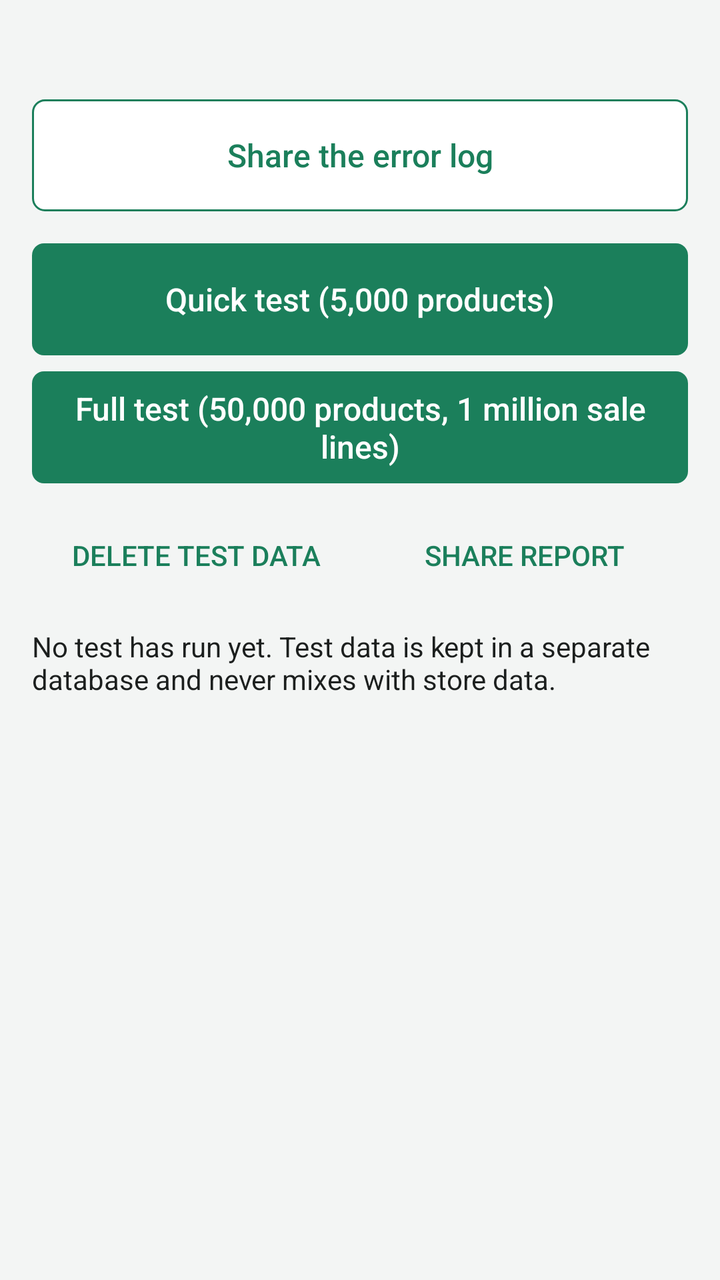
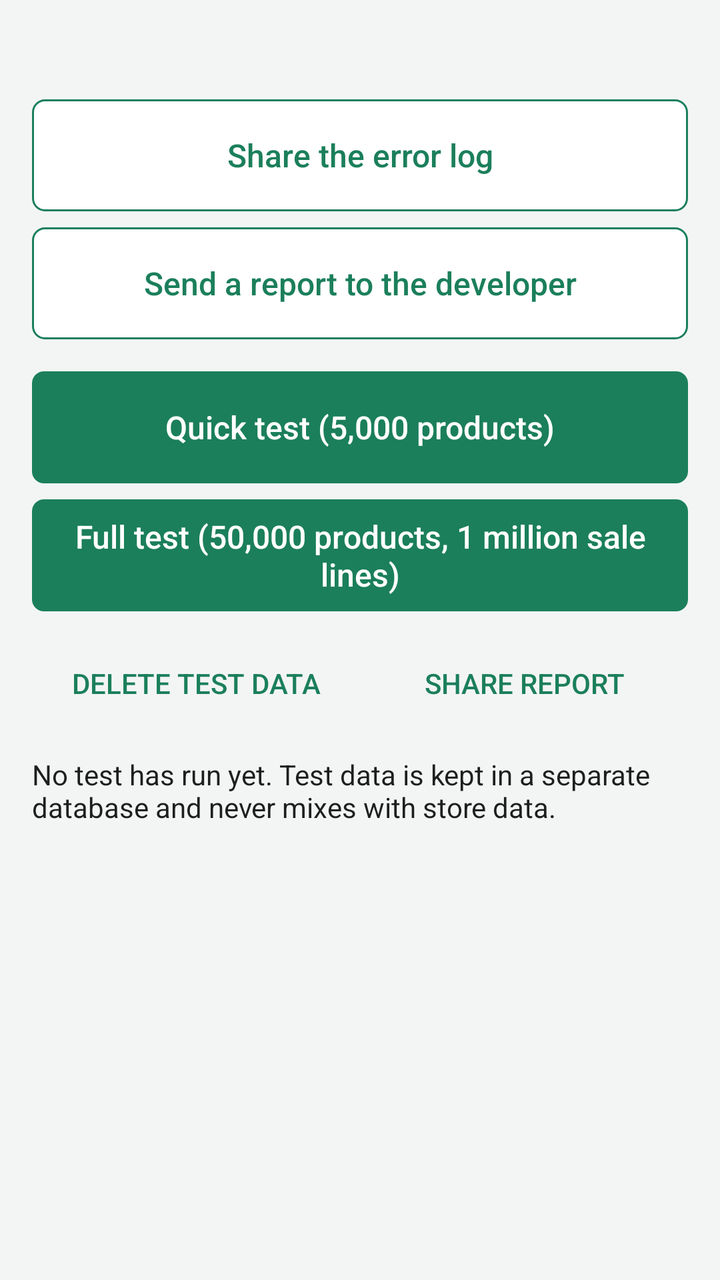

Screens rendered from an Android XML layout before and after an edit, with the pre-edit source and the edit as a unified diff.
<!-- AndroidManifest.xml: application theme Theme.Lekas -->
<!-- res/layout/activity_diagnostics.xml -->
<?xml version="1.0" encoding="utf-8"?>
<ScrollView xmlns:android="http://schemas.android.com/apk/res/android"
    android:layout_width="match_parent"
    android:layout_height="match_parent">

    <LinearLayout
        android:layout_width="match_parent"
        android:layout_height="wrap_content"
        android:orientation="vertical"
        android:padding="16dp">

        <TextView
            android:id="@+id/device"
            android:layout_width="match_parent"
            android:layout_height="wrap_content"
            android:textAppearance="@style/Text.Lekas.Caption"
            android:textIsSelectable="true" />

        <Button
            android:id="@+id/share_log"
            style="@style/Widget.Lekas.Button.Secondary"
            android:layout_width="match_parent"
            android:layout_height="wrap_content"
            android:layout_marginTop="16dp"
            android:text="@string/diag_share_log" />

        <Button
            android:id="@+id/run_quick"
            style="@style/Widget.Lekas.Button.Primary"
            android:layout_width="match_parent"
            android:layout_height="wrap_content"
            android:layout_marginTop="16dp"
            android:text="@string/diag_run_quick" />

        <Button
            android:id="@+id/run_full"
            style="@style/Widget.Lekas.Button.Primary"
            android:layout_width="match_parent"
            android:layout_height="wrap_content"
            android:layout_marginTop="8dp"
            android:text="@string/diag_run_full" />

        <LinearLayout
            style="?android:attr/buttonBarStyle"
            android:layout_width="match_parent"
            android:layout_height="wrap_content"
            android:layout_marginTop="8dp"
            android:orientation="horizontal">

            <Button
                android:id="@+id/cancel"
                style="?android:attr/buttonBarButtonStyle"
                android:layout_width="0dp"
                android:layout_height="wrap_content"
                android:layout_weight="1"
                android:minHeight="56dp"
                android:text="@string/diag_cancel"
                android:visibility="gone" />

            <Button
                android:id="@+id/delete"
                style="?android:attr/buttonBarButtonStyle"
                android:layout_width="0dp"
                android:layout_height="wrap_content"
                android:layout_weight="1"
                android:minHeight="56dp"
                android:text="@string/diag_delete" />

            <Button
                android:id="@+id/share"
                style="?android:attr/buttonBarButtonStyle"
                android:layout_width="0dp"
                android:layout_height="wrap_content"
                android:layout_weight="1"
                android:minHeight="56dp"
                android:text="@string/diag_share" />
        </LinearLayout>

        <ProgressBar
            android:id="@+id/progress"
            style="@android:style/Widget.Material.ProgressBar.Horizontal"
            android:layout_width="match_parent"
            android:layout_height="wrap_content"
            android:layout_marginTop="16dp"
            android:visibility="gone" />

        <TextView
            android:id="@+id/state"
            android:layout_width="match_parent"
            android:layout_height="wrap_content"
            android:layout_marginTop="8dp"
            android:text="@string/diag_idle"
            android:textAppearance="@style/Text.Lekas.Body" />

        <HorizontalScrollView
            android:layout_width="match_parent"
            android:layout_height="wrap_content"
            android:layout_marginTop="8dp">

            <TextView
                android:id="@+id/report"
                android:layout_width="wrap_content"
                android:layout_height="wrap_content"
                android:textColor="@color/text_primary"
                android:textIsSelectable="true"
                android:textSize="11sp"
                android:typeface="monospace" />
        </HorizontalScrollView>
    </LinearLayout>
</ScrollView>
<!-- resources referenced by this layout -->
<resources>
  <color name="text_primary">#1C1F1E</color>
  <string name="diag_cancel">Stop</string>
  <string name="diag_delete">Delete test data</string>
  <string name="diag_idle">No test has run yet. Test data is kept in a separate database and never mixes with store data.</string>
  <string name="diag_run_full">Full test (50,000 products, 1 million sale lines)</string>
  <string name="diag_run_quick">Quick test (5,000 products)</string>
  <string name="diag_share">Share report</string>
  <string name="diag_share_log">Share the error log</string>
  <style name="Text.Lekas.Body" parent="android:TextAppearance.Material.Body1">
          <item name="android:textColor">@color/text_primary</item>
      </style>
  <style name="Text.Lekas.Caption" parent="android:TextAppearance.Material.Caption">
          <item name="android:textColor">@color/text_secondary</item>
          <item name="android:textSize">13sp</item>
      </style>
  <style name="Widget.Lekas.Button.Primary">
          <item name="android:background">@drawable/btn_primary</item>
          <item name="android:textColor">@color/text_on_brand</item>
      </style>
  <style name="Widget.Lekas.Button.Secondary">
          <item name="android:background">@drawable/btn_secondary</item>
          <item name="android:textColor">@color/secondary_button_text</item>
      </style>
  <style name="Theme.Lekas" parent="android:Theme.Material.Light.NoActionBar">
          <item name="android:colorPrimary">@color/brand</item>
          <item name="android:colorPrimaryDark">@color/brand_dark</item>
          <item name="android:colorAccent">@color/brand</item>
          <item name="android:windowBackground">@color/bg</item>
          <item name="android:statusBarColor">@color/brand_dark</item>
          <item name="android:textColorPrimary">@color/text_primary</item>
          <item name="android:textColorSecondary">@color/text_secondary</item>
          <item name="android:buttonStyle">@style/Widget.Lekas.Button</item>
          <item name="android:alertDialogTheme">@style/Theme.Lekas.Dialog</item>
      </style>
  <color name="text_secondary">#5B6461</color>
  <!-- drawable btn_primary (drawable) -->
  <?xml version="1.0" encoding="utf-8"?>
  <ripple xmlns:android="http://schemas.android.com/apk/res/android"
      android:color="#33FFFFFF">
      <item>
          <selector>
              <item android:state_enabled="false">
                  <shape android:shape="rectangle">
                      <corners android:radius="6dp" />
                      <solid android:color="#9DB8AD" />
                  </shape>
              </item>
              <item>
                  <shape android:shape="rectangle">
                      <corners android:radius="6dp" />
                      <solid android:color="@color/brand" />
                  </shape>
              </item>
          </selector>
      </item>
  </ripple>
  <color name="text_on_brand">#FFFFFF</color>
  <color name="brand">#1B7F5B</color>
  <color name="brand_dark">#145E43</color>
  <color name="bg">#F3F5F4</color>
  <style name="Widget.Lekas.Button" parent="android:Widget.Material.Button">
          <item name="android:minHeight">56dp</item>
          <item name="android:minWidth">88dp</item>
          <item name="android:textSize">16sp</item>
          <item name="android:textAllCaps">false</item>
          <item name="android:stateListAnimator">@null</item>
      </style>
  <style name="Theme.Lekas.Dialog" parent="android:Theme.Material.Light.Dialog.Alert">
          <item name="android:colorAccent">@color/brand</item>
          <item name="android:colorPrimary">@color/brand</item>
      </style>
  <color name="surface">#FFFFFF</color>
  <color name="divider">#DDE3E0</color>
</resources>

<!-- the commit's change to res/layout/activity_diagnostics.xml (unified diff, before → after) -->
@@ -23,6 +23,14 @@
             android:layout_height="wrap_content"
             android:layout_marginTop="16dp"
             android:text="@string/diag_share_log" />
+
+        <Button
+            android:id="@+id/send_report"
+            style="@style/Widget.Lekas.Button.Secondary"
+            android:layout_width="match_parent"
+            android:layout_height="wrap_content"
+            android:layout_marginTop="8dp"
+            android:text="@string/diag_send_report" />
 
         <Button
             android:id="@+id/run_quick"
<!-- resource entries referenced after the edit -->
@@ -6,6 +6,7 @@
   <string name="diag_idle">No test has run yet. Test data is kept in a separate database and never mixes with store data.</string>
   <string name="diag_run_full">Full test (50,000 products, 1 million sale lines)</string>
   <string name="diag_run_quick">Quick test (5,000 products)</string>
+  <string name="diag_send_report">Send a report to the developer</string>
   <string name="diag_share">Share report</string>
   <string name="diag_share_log">Share the error log</string>
   <style name="Text.Lekas.Body" parent="android:TextAppearance.Material.Body1">
